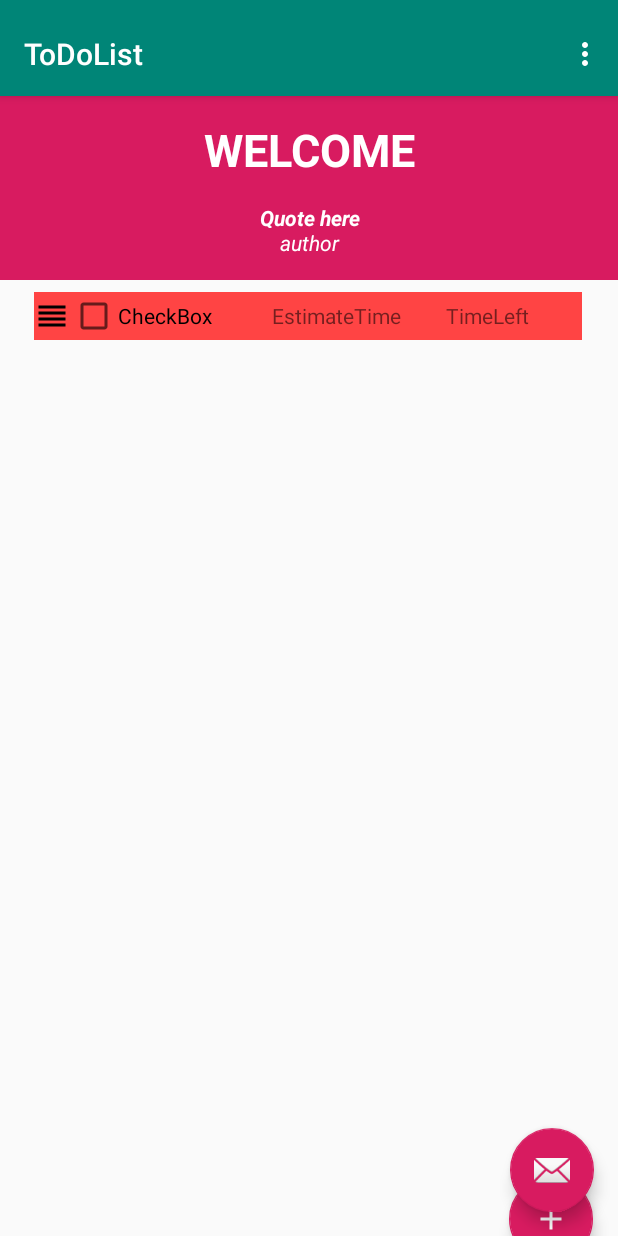
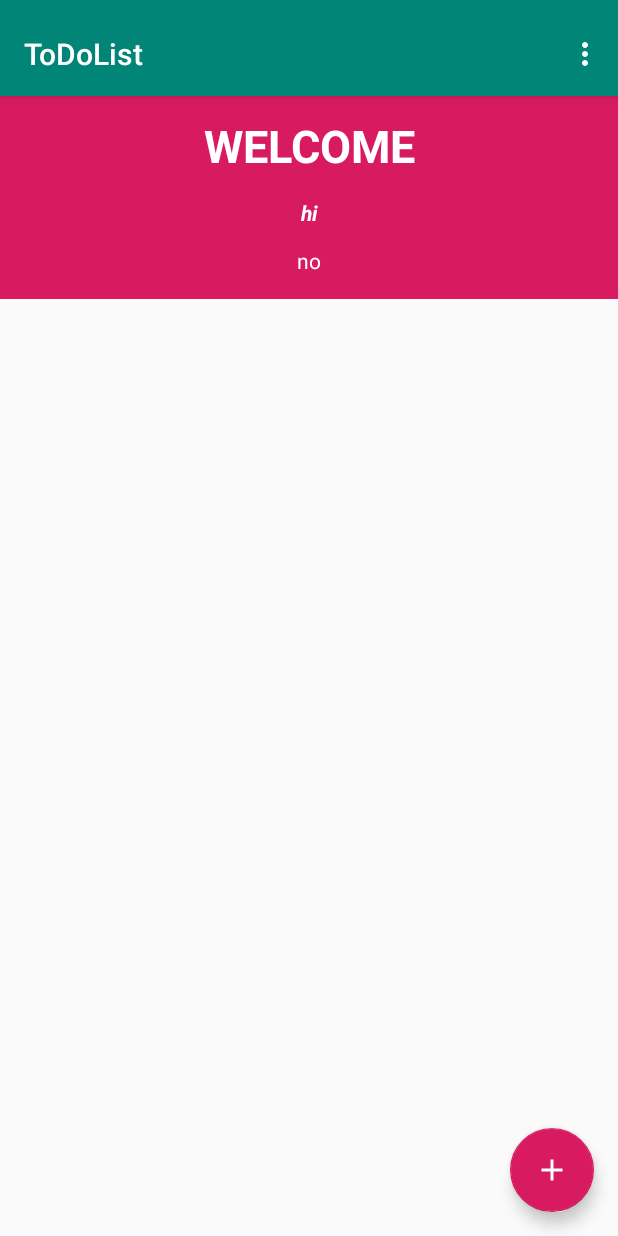
Before and after one commit to Shred13/ToDoList, an Android app: the screen it shows after launch (MainActivity), on a phone screen of 412 x 824 dp. Run offline under Robolectric (Android 15) with nearby library versions, the phone set to English and light mode, and no system bars.

Commit message:
added standard design elements to the main class and cleaned up parts of the code

```diff
--- a/app/src/main/java/com/example/shreyanshanand/todolist/MainActivity.kt
+++ b/app/src/main/java/com/example/shreyanshanand/todolist/MainActivity.kt
@@ -13,9 +13,15 @@ import android.view.Menu
 import android.view.MenuItem
 import android.view.View
 import android.view.ViewGroup
+import android.widget.EditText
+import android.widget.TextView
 
 import kotlinx.android.synthetic.main.activity_main.*
+import kotlinx.android.synthetic.main.fragment_main.*
 import kotlinx.android.synthetic.main.fragment_main.view.*
+import java.io.File
+import java.io.InputStream
+import java.util.*
 
 class MainActivity : AppCompatActivity() {
 
@@ -39,15 +45,34 @@ class MainActivity : AppCompatActivity() {
         mSectionsPagerAdapter = SectionsPagerAdapter(supportFragmentManager)
 
         // Set up the ViewPager with the sections adapter.
-        container.adapter = mSectionsPagerAdapter
+        //container.adapter = mSectionsPagerAdapter
 
-        fab.setOnClickListener { view ->
+       /* fab.setOnClickListener { view ->
             Snackbar.make(view, "Action Added!", Snackbar.LENGTH_SHORT)
                 .setAction("Action", null).show()
-        }
+        } */
+       // val quotesToUse: List<String> = readFile()
+        val check = readFile()
+        quote.text = "hi"
+        sayer.text = "no"
+
+
+        //quote.text = quotesToUse[0]
+        //author.text = quotesToUse[1]
 
     }
 
+    //fun readFile (): List<String>{
+    fun readFile(): String{
+        val quoteArray : ArrayList<List<String>> = arrayListOf()
+        val InSt : InputStream = resources.openRawResource(R.raw.quotes)
+        val scan  = Scanner(InSt)
+        InSt.bufferedReader().use { it.readText() }
+       // val inputAsString = InSt.bufferedReader().use { quoteArray.add(it.readText().split("`")) }
+        quoteArray.shuffle()
+        return ("hey")
+//        return quoteArray.get(quoteArray.size-1)
+    }
 
     override fun onCreateOptionsMenu(menu: Menu): Boolean {
         // Inflate the menu; this adds items to the action bar if it is present.
@@ -92,14 +117,17 @@ class MainActivity : AppCompatActivity() {
      */
     class PlaceholderFragment : Fragment() {
 
+
         override fun onCreateView(
             inflater: LayoutInflater, container: ViewGroup?,
             savedInstanceState: Bundle?
         ): View? {
             val rootView = inflater.inflate(R.layout.fragment_main, container, false)
             //rootView.section_label.text = getString(R.string.section_format, arguments?.getInt(ARG_SECTION_NUMBER))
+
             return rootView
         }
+
 
         companion object {
             /**
--- a/app/src/main/res/layout/activity_main.xml
+++ b/app/src/main/res/layout/activity_main.xml
@@ -8,6 +8,40 @@
                                                  android:fitsSystemWindows="true"
                                                  tools:context=".MainActivity">
 
+    <RelativeLayout
+            android:orientation="vertical"
+            android:layout_width="match_parent"
+            android:layout_height="match_parent">
+        <TextView
+                android:text="@string/welcome"
+                android:layout_width="match_parent"
+                android:layout_height="70dp" android:id="@+id/timer"
+                android:background="@color/colorAccent"
+                android:textColor="@color/white"
+                android:textSize="30sp"
+                android:gravity="center"
+                android:textStyle="bold"
+                android:layout_marginTop="62dp" android:layout_alignParentTop="true"/>
+        <TextView
+                android:text="Quote here"
+                android:layout_width="match_parent"
+                android:layout_height="wrap_content"
+                android:id="@+id/quote"
+                android:gravity="center"
+                android:layout_below="@+id/timer"
+                android:background="@color/colorAccent"
+                android:textColor="@color/white"
+                android:textStyle="bold|italic"/>
+        <TextView
+                android:text="author"
+                android:gravity="center"
+                android:background="@color/colorAccent"
+                android:textColor="@color/white"
+                android:layout_below="@id/quote"
+                android:layout_width="match_parent"
+                android:layout_height="51dp" android:id="@+id/sayer"
+                android:layout_marginTop="-3dp"/>
+    </RelativeLayout>
     <android.support.design.widget.AppBarLayout
             android:id="@+id/appbar"
             android:layout_width="match_parent"
@@ -29,18 +63,12 @@
 
     </android.support.design.widget.AppBarLayout>
 
-    <android.support.v4.view.ViewPager
-            android:id="@+id/container"
-            android:layout_width="match_parent"
-            android:layout_height="match_parent"
-            app:layout_behavior="@string/appbar_scrolling_view_behavior"/>
-
     <android.support.design.widget.FloatingActionButton
             android:id="@+id/fab"
             android:layout_width="wrap_content"
             android:layout_height="wrap_content"
             android:layout_gravity="end|bottom"
             android:layout_margin="@dimen/fab_margin"
-            app:srcCompat="@android:drawable/ic_dialog_email"/>
+            app:srcCompat="@drawable/fab"/>
 
 </android.support.design.widget.CoordinatorLayout>
--- a/app/src/main/res/layout/fragment_main.xml
+++ b/app/src/main/res/layout/fragment_main.xml
@@ -7,36 +7,6 @@
                                              android:layout_height="match_parent"
                                              tools:context=".MainActivity$PlaceholderFragment">
 
-    <TextView
-            android:text="@string/welcome"
-            android:layout_width="match_parent"
-            android:layout_height="wrap_content" android:id="@+id/Timer"
-            android:background="@color/colorAccent"
-            android:textColor="@color/white"
-            android:textSize="30sp"
-            android:gravity="center"
-            app:layout_constraintTop_toTopOf="parent" app:layout_constraintStart_toStartOf="parent"
-            app:layout_constraintEnd_toEndOf="parent" android:paddingTop="15dp" android:textStyle="bold"/>
-    <TextView
-            android:text="Quote here"
-            android:layout_width="match_parent"
-            android:layout_height="wrap_content"
-            android:id="@+id/Quote"
-            android:gravity="center"
-            android:background="@color/colorAccent"
-            android:textColor="@color/white"
-            app:layout_constraintTop_toBottomOf="@+id/Timer" app:layout_constraintStart_toStartOf="parent"
-            app:layout_constraintEnd_toEndOf="parent"
-            app:layout_constraintHorizontal_bias="0.0" android:paddingTop="15dp" android:textStyle="bold|italic"/>
-    <TextView
-            android:text="author"
-            android:gravity="center"
-            android:background="@color/colorAccent"
-            android:textColor="@color/white"
-            android:layout_width="match_parent"
-            android:layout_height="wrap_content" android:id="@+id/sayer"
-            tools:layout_editor_absoluteX="0dp" android:paddingBottom="15dp" android:textStyle="italic"
-            android:layout_marginTop="32dp" app:layout_constraintTop_toTopOf="@+id/Quote"/>
     <TableLayout
             android:layout_width="365dp"
             android:layout_height="589dp"
@@ -44,9 +14,8 @@
             android:layout_marginEnd="8dp" app:layout_constraintStart_toStartOf="parent"
             android:layout_marginStart="8dp"
             app:layout_constraintHorizontal_bias="0.473"
-            android:layout_marginTop="8dp" app:layout_constraintTop_toBottomOf="@+id/sayer"
             android:layout_marginBottom="8dp" app:layout_constraintBottom_toBottomOf="parent"
-            app:layout_constraintVertical_bias="0.0">
+    >
 
         <TableRow android:layout_width="match_parent" android:layout_height="match_parent"
                   android:visibility="visible" android:background="@android:color/holo_red_light"
@@ -77,9 +46,9 @@
             android:layout_height="wrap_content"
             android:clickable="true" android:id="@+id/fab"
             app:layout_constraintStart_toStartOf="parent" android:layout_marginStart="8dp"
-            app:layout_constraintEnd_toEndOf="parent" android:layout_marginEnd="8dp" android:layout_marginTop="8dp"
-            app:layout_constraintTop_toTopOf="@+id/Timer" android:layout_marginBottom="8dp"
+            app:layout_constraintEnd_toEndOf="parent" android:layout_marginEnd="8dp"
+            android:layout_marginBottom="8dp"
             app:layout_constraintBottom_toBottomOf="parent" app:layout_constraintHorizontal_bias="0.975"
-            app:layout_constraintVertical_bias="0.958"/>
+    />
 
 </android.support.constraint.ConstraintLayout>
--- /dev/null
+++ b/app/src/main/res/raw/quotes.txt
@@ -0,0 +1,2 @@
+something that was said`~said by someone
+AnotherFewWords`~This is from me
```
